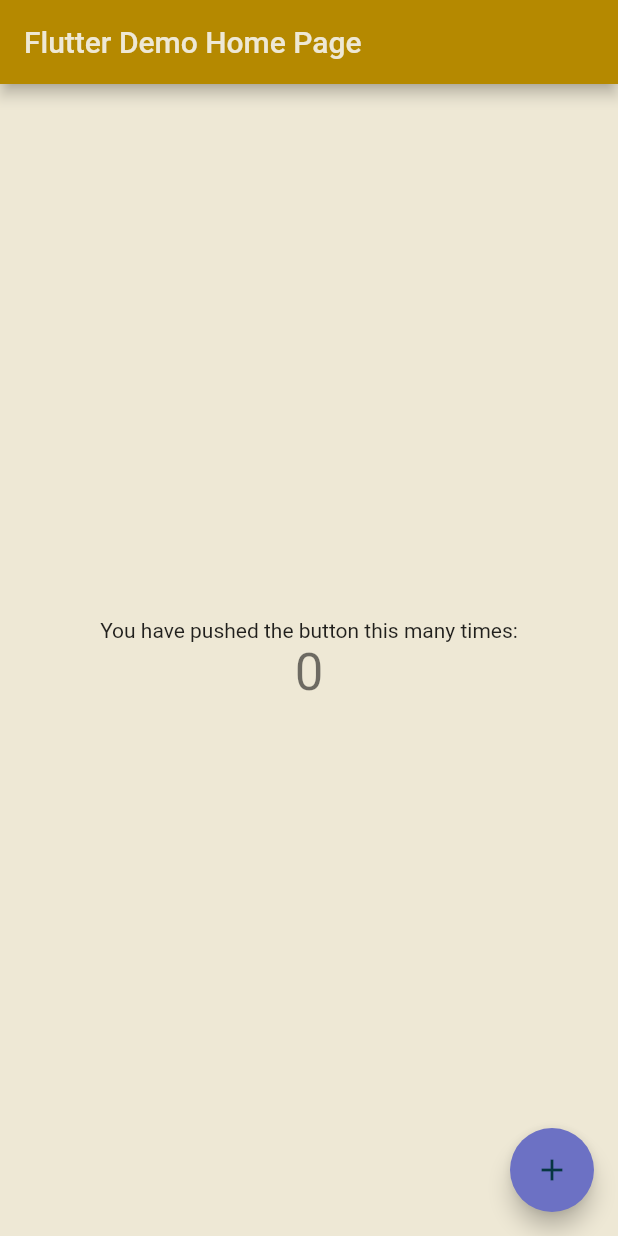
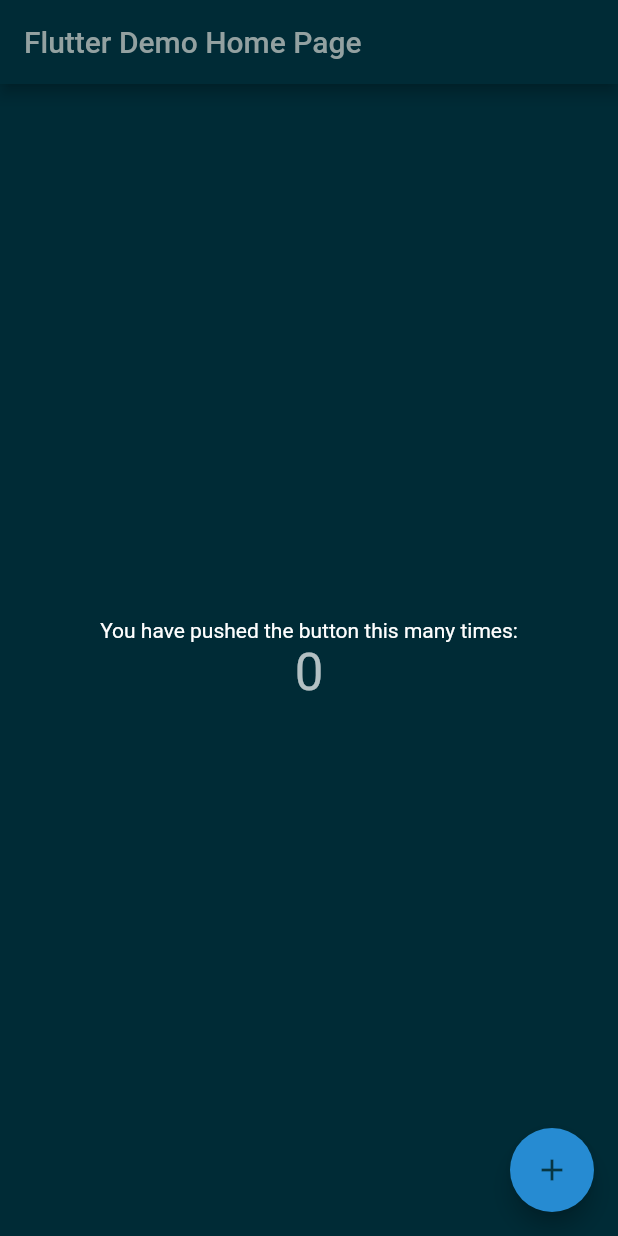
Before and after one commit to ioridev/solarized_theme, a Flutter app: the screen it shows after launch, on a phone screen of 412 x 824 dp. Run offline on Flutter 3.47's test engine with Material 2 defaults, Android fonts, the phone set to English and light mode, and no system bars.

Commit message:
Example's default theme is Dark

```diff
--- a/example/lib/main.dart
+++ b/example/lib/main.dart
@@ -13,8 +13,7 @@ class MyApp extends StatelessWidget {
   Widget build(BuildContext context) {
     return MaterialApp(
       title: 'Flutter Demo',
-      theme: buildSolarizedTheme(light: true),
-      darkTheme: buildSolarizedTheme(light: false),
+      theme: buildSolarizedTheme(light: false),
       home: const MyHomePage(title: 'Flutter Demo Home Page'),
     );
   }
```
